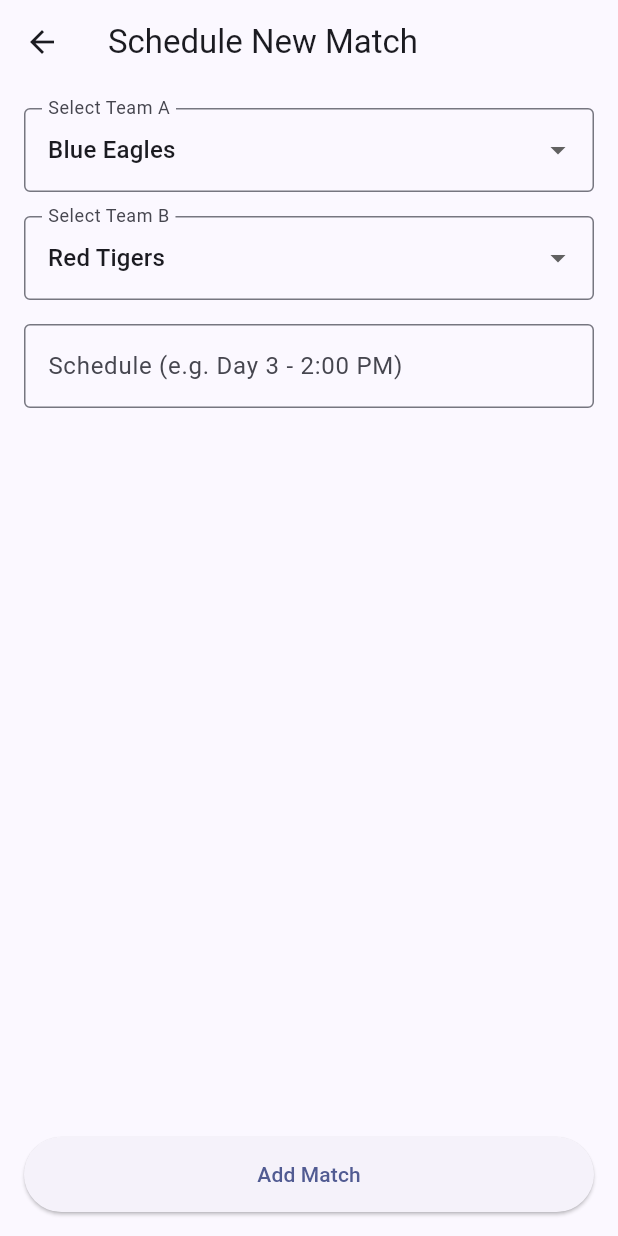
After one commit to ZKBorja/CSIT284-Capstone-Borja, a Flutter app: the screen it shows after launch, after a tap on the "add" icon, on a phone screen of 412 x 824 dp. The commit adds this screen. Run offline on Flutter 3.47's test engine with Material 3 defaults, Android fonts, the phone set to English and light mode, and no system bars; network calls fail.

Commit message:
added match screen

```diff
--- a/capstone_borja/lib/main.dart
+++ b/capstone_borja/lib/main.dart
@@ -74,12 +74,18 @@ class _HomeScreenState extends State<HomeScreen> {
         _matches = loadedMatches;
         _isLoading = false;
       });
-    } catch (e) {
+    } catch (_) {
       setState(() {
         _matches = dummyMatches;
         _isLoading = false;
       });
     }
+  }
+
+  void _addMatch(MatchItem newMatch) {
+    setState(() {
+      _matches.add(newMatch);
+    });
   }
 
   void _updateScore(MatchItem match, int newScoreA, int newScoreB, String newStatus) {
@@ -114,7 +120,9 @@ class _HomeScreenState extends State<HomeScreen> {
     final pages = [
       MatchesScreen(
         matches: _matches,
+        teams: _teams,
         onUpdateMatch: _updateScore,
+        onAddMatch: _addMatch,
       ),
       StandingsScreen(
         teams: _teams,
--- /dev/null
+++ b/capstone_borja/lib/screens/add_match_screen.dart
@@ -0,0 +1,161 @@
+import 'dart:convert';
+import 'package:flutter/material.dart';
+import 'package:http/http.dart' as http;
+import 'package:capstone_borja/data/firebase_config.dart';
+import 'package:capstone_borja/models/match_item.dart';
+import 'package:capstone_borja/models/team.dart';
+
+class AddMatchScreen extends StatefulWidget {
+  const AddMatchScreen({super.key, required this.teams});
+
+  final List<Team> teams;
+
+  @override
+  State<AddMatchScreen> createState() => _AddMatchScreenState();
+}
+
+class _AddMatchScreenState extends State<AddMatchScreen> {
+  final _formKey = GlobalKey<FormState>();
+  late Team _selectedTeamA;
+  late Team _selectedTeamB;
+  final _timeController = TextEditingController();
+  bool _isSubmitting = false;
+
+  @override
+  void initState() {
+    super.initState();
+    _selectedTeamA = widget.teams[0];
+    _selectedTeamB = widget.teams[1];
+  }
+
+  @override
+  void dispose() {
+    _timeController.dispose();
+    super.dispose();
+  }
+
+  void _saveMatch() async {
+    if (!_formKey.currentState!.validate()) return;
+
+    if (_selectedTeamA.id == _selectedTeamB.id) {
+      ScaffoldMessenger.of(context).showSnackBar(
+        const SnackBar(content: Text('Please select two different teams.')),
+      );
+      return;
+    }
+
+    setState(() {
+      _isSubmitting = true;
+    });
+
+    final url = Uri.https(firebaseDomain, 'matches.json');
+    String newId = DateTime.now().toString();
+
+    try {
+      final response = await http.post(
+        url,
+        headers: {'Content-Type': 'application/json'},
+        body: json.encode({
+          'teamAId': _selectedTeamA.id,
+          'teamAName': _selectedTeamA.name,
+          'teamBId': _selectedTeamB.id,
+          'teamBName': _selectedTeamB.name,
+          'scoreA': 0,
+          'scoreB': 0,
+          'time': _timeController.text.trim(),
+          'status': 'Scheduled',
+        }),
+      );
+
+      if (response.statusCode < 400 && response.body != 'null') {
+        final Map<String, dynamic> data = json.decode(response.body);
+        if (data['name'] != null) {
+          newId = data['name'];
+        }
+      }
+    } catch (_) {}
+
+    if (!mounted) return;
+
+    final newMatch = MatchItem(
+      id: newId,
+      teamA: _selectedTeamA,
+      teamB: _selectedTeamB,
+      time: _timeController.text.trim(),
+      status: 'Scheduled',
+    );
+
+    Navigator.of(context).pop(newMatch);
+  }
+
+  @override
+  Widget build(BuildContext context) {
+    return Scaffold(
+      appBar: AppBar(
+        title: const Text('Schedule New Match'),
+      ),
+      body: Padding(
+        padding: const EdgeInsets.all(16),
+        child: Form(
+          key: _formKey,
+          child: Column(
+            children: [
+              DropdownButtonFormField<Team>(
+                value: _selectedTeamA,
+                decoration: const InputDecoration(
+                  labelText: 'Select Team A',
+                  border: OutlineInputBorder(),
+                ),
+                items: widget.teams
+                    .map((t) => DropdownMenuItem(value: t, child: Text(t.name)))
+                    .toList(),
+                onChanged: (val) => setState(() => _selectedTeamA = val!),
+              ),
+              const SizedBox(height: 16),
+              DropdownButtonFormField<Team>(
+                value: _selectedTeamB,
+                decoration: const InputDecoration(
+                  labelText: 'Select Team B',
+                  border: OutlineInputBorder(),
+                ),
+                items: widget.teams
+                    .map((t) => DropdownMenuItem(value: t, child: Text(t.name)))
+                    .toList(),
+                onChanged: (val) => setState(() => _selectedTeamB = val!),
+              ),
+              const SizedBox(height: 16),
+              TextFormField(
+                controller: _timeController,
+                decoration: const InputDecoration(
+                  labelText: 'Schedule (e.g. Day 3 - 2:00 PM)',
+                  border: OutlineInputBorder(),
+                ),
+                validator: (val) {
+                  if (val == null || val.trim().isEmpty) {
+                    return 'Please enter a schedule time.';
+                  }
+                  return null;
+                },
+              ),
+              const Spacer(),
+              SizedBox(
+                width: double.infinity,
+                height: 50,
+                child: ElevatedButton(
+                  onPressed: _isSubmitting ? null : _saveMatch,
+                  child: _isSubmitting
+                      ? const SizedBox(
+                          width: 24,
+                          height: 24,
+                          child: CircularProgressIndicator(strokeWidth: 2),
+                        )
+                      : const Text('Add Match'),
+                ),
+              ),
+            ],
+          ),
+        ),
+      ),
+    );
+  }
+}
--- a/capstone_borja/lib/screens/matches_screen.dart
+++ b/capstone_borja/lib/screens/matches_screen.dart
@@ -1,5 +1,7 @@
 import 'package:flutter/material.dart';
 import 'package:capstone_borja/models/match_item.dart';
+import 'package:capstone_borja/models/team.dart';
+import 'package:capstone_borja/screens/add_match_screen.dart';
 import 'package:capstone_borja/screens/match_detail_screen.dart';
 import 'package:capstone_borja/widgets/match_card.dart';
 
@@ -7,11 +9,15 @@ class MatchesScreen extends StatefulWidget {
   const MatchesScreen({
     super.key,
     required this.matches,
+    required this.teams,
     required this.onUpdateMatch,
+    required this.onAddMatch,
   });
 
   final List<MatchItem> matches;
+  final List<Team> teams;
   final Function(MatchItem match, int scoreA, int scoreB, String status) onUpdateMatch;
+  final Function(MatchItem newMatch) onAddMatch;
 
   @override
   State<MatchesScreen> createState() => _MatchesScreenState();
@@ -37,6 +43,18 @@ class _MatchesScreenState extends State<MatchesScreen> {
     }
   }
 
+  void _openAddMatch(BuildContext context) async {
+    final newMatch = await Navigator.of(context).push<MatchItem>(
+      MaterialPageRoute(
+        builder: (ctx) => AddMatchScreen(teams: widget.teams),
+      ),
+    );
+
+    if (newMatch != null) {
+      widget.onAddMatch(newMatch);
+    }
+  }
+
   @override
   Widget build(BuildContext context) {
     final filteredMatches = widget.matches.where((match) {
@@ -44,7 +62,12 @@ class _MatchesScreenState extends State<MatchesScreen> {
       return match.status == _selectedFilter;
     }).toList();
 
-    return Column(
+    return Scaffold(
+      floatingActionButton: FloatingActionButton(
+        onPressed: () => _openAddMatch(context),
+        child: const Icon(Icons.add),
+      ),
+      body: Column(
         children: [
           SingleChildScrollView(
             scrollDirection: Axis.horizontal,
@@ -84,6 +107,7 @@ class _MatchesScreenState extends State<MatchesScreen> {
                   ),
           ),
         ],
+      ),
     );
   }
 }
```
Lines whose indentation alone changed are shown as unchanged.
